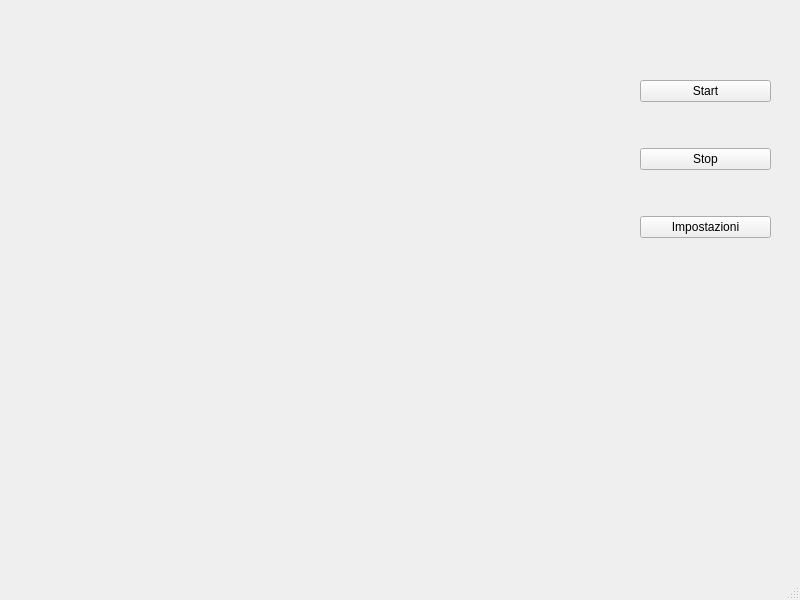
Qt form ProgettoAPSD/mainwindow.ui (Fappio97/Progetto-APSD) before a commit.
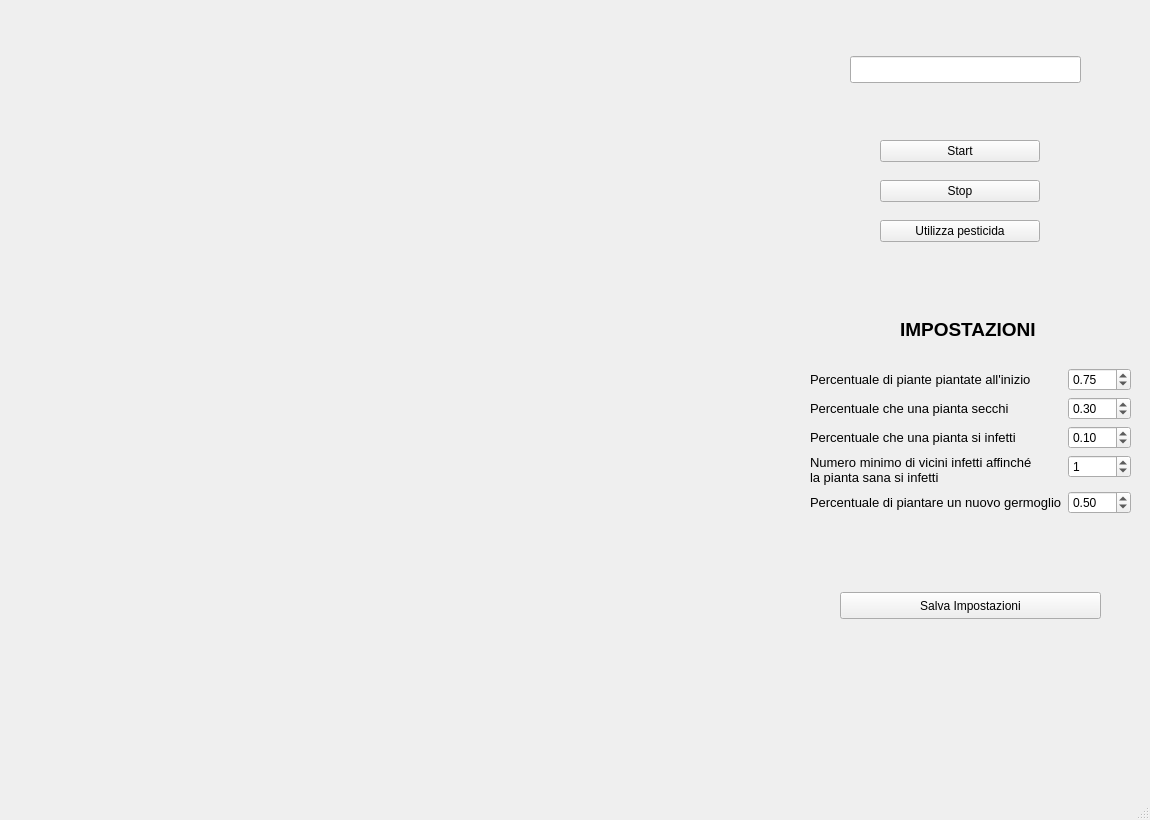
The same form after that commit.

Commit message: Funziona di nuovo, ho impostato meglio la central widget senza creare una stacked widget perché avevo problemi con il metodo QPainter, in quanto dovevo creare una classe che ereditava QWidget. Devo ancora controllare meglio il codice lato logico perché non l'ho testato ed ho notato un errore

```diff
--- a/ProgettoAPSD/mainwindow.ui
+++ b/ProgettoAPSD/mainwindow.ui
@@ -6,8 +6,8 @@
    <rect>
     <x>0</x>
     <y>0</y>
-    <width>800</width>
-    <height>600</height>
+    <width>1150</width>
+    <height>820</height>
    </rect>
   </property>
   <property name="windowTitle">
@@ -17,75 +17,34 @@
    <widget class="QStackedWidget" name="stackedWidget">
     <property name="geometry">
      <rect>
-      <x>0</x>
-      <y>0</y>
-      <width>791</width>
-      <height>545</height>
+      <x>780</x>
+      <y>16</y>
+      <width>361</width>
+      <height>753</height>
      </rect>
     </property>
+    <property name="currentIndex">
+     <number>0</number>
+    </property>
     <widget class="QWidget" name="Gioco">
-     <widget class="QWidget" name="verticalLayoutWidget">
+     <widget class="QWidget" name="formLayoutWidget_2">
       <property name="geometry">
        <rect>
-        <x>640</x>
-        <y>40</y>
-        <width>131</width>
-        <height>241</height>
+        <x>30</x>
+        <y>352</y>
+        <width>321</width>
+        <height>185</height>
        </rect>
       </property>
-      <layout class="QVBoxLayout" name="verticalLayout">
-       <item>
-        <widget class="QPushButton" name="Start">
-         <property name="text">
-          <string>Start</string>
-         </property>
-        </widget>
-       </item>
-       <item>
-        <widget class="QPushButton" name="Stop">
-         <property name="text">
-          <string>Stop</string>
-         </property>
-        </widget>
-       </item>
-       <item>
-        <widget class="QPushButton" name="Settings">
-         <property name="text">
-          <string>Impostazioni</string>
-         </property>
-        </widget>
-       </item>
-      </layout>
-     </widget>
-    </widget>
-    <widget class="QWidget" name="Impostazioni">
-     <property name="maximumSize">
-      <size>
-       <width>791</width>
-       <height>16777215</height>
-      </size>
-     </property>
-     <property name="styleSheet">
-      <string notr="true"/>
-     </property>
-     <widget class="QWidget" name="formLayoutWidget">
-      <property name="geometry">
-       <rect>
-        <x>180</x>
-        <y>160</y>
-        <width>431</width>
-        <height>217</height>
-       </rect>
-      </property>
-      <layout class="QFormLayout" name="formLayout">
+      <layout class="QFormLayout" name="formLayout_2">
        <property name="topMargin">
         <number>0</number>
        </property>
        <item row="0" column="0">
-        <widget class="QLabel" name="label">
+        <widget class="QLabel" name="label_7">
          <property name="font">
           <font>
-           <pointsize>12</pointsize>
+           <pointsize>10</pointsize>
           </font>
          </property>
          <property name="text">
@@ -109,18 +68,6 @@
          </property>
         </widget>
        </item>
-       <item row="1" column="0">
-        <widget class="QLabel" name="label_2">
-         <property name="font">
-          <font>
-           <pointsize>12</pointsize>
-          </font>
-         </property>
-         <property name="text">
-          <string>Percentuale che una pianta secchi</string>
-         </property>
-        </widget>
-       </item>
        <item row="1" column="1">
         <widget class="QDoubleSpinBox" name="pianteSecche">
          <property name="maximum">
@@ -135,10 +82,10 @@
         </widget>
        </item>
        <item row="2" column="0">
-        <widget class="QLabel" name="label_3">
+        <widget class="QLabel" name="label_8">
          <property name="font">
           <font>
-           <pointsize>12</pointsize>
+           <pointsize>10</pointsize>
           </font>
          </property>
          <property name="text">
@@ -160,10 +107,10 @@
         </widget>
        </item>
        <item row="3" column="0">
-        <widget class="QLabel" name="label_4">
+        <widget class="QLabel" name="label_9">
          <property name="font">
           <font>
-           <pointsize>12</pointsize>
+           <pointsize>10</pointsize>
           </font>
          </property>
          <property name="text">
@@ -183,10 +130,10 @@
         </widget>
        </item>
        <item row="4" column="0">
-        <widget class="QLabel" name="label_5">
+        <widget class="QLabel" name="label_10">
          <property name="font">
           <font>
-           <pointsize>12</pointsize>
+           <pointsize>10</pointsize>
           </font>
          </property>
          <property name="text">
@@ -210,13 +157,25 @@
          </property>
         </widget>
        </item>
+       <item row="1" column="0">
+        <widget class="QLabel" name="label_11">
+         <property name="font">
+          <font>
+           <pointsize>10</pointsize>
+          </font>
+         </property>
+         <property name="text">
+          <string>Percentuale che una pianta secchi</string>
+         </property>
+        </widget>
+       </item>
       </layout>
      </widget>
      <widget class="QLabel" name="label_6">
       <property name="geometry">
        <rect>
-        <x>330</x>
-        <y>120</y>
+        <x>120</x>
+        <y>304</y>
         <width>141</width>
         <height>19</height>
        </rect>
@@ -232,19 +191,82 @@
        <string>IMPOSTAZIONI</string>
       </property>
      </widget>
-     <widget class="QPushButton" name="pushButton">
+     <widget class="QPushButton" name="salvaImpostazioni">
       <property name="geometry">
        <rect>
-        <x>270</x>
-        <y>424</y>
+        <x>60</x>
+        <y>576</y>
         <width>261</width>
         <height>27</height>
        </rect>
       </property>
       <property name="text">
-       <string>Gioco</string>
+       <string>Salva Impostazioni</string>
       </property>
      </widget>
+     <widget class="QWidget" name="verticalLayoutWidget">
+      <property name="geometry">
+       <rect>
+        <x>100</x>
+        <y>112</y>
+        <width>160</width>
+        <height>129</height>
+       </rect>
+      </property>
+      <layout class="QVBoxLayout" name="verticalLayout">
+       <item>
+        <widget class="QPushButton" name="Start">
+         <property name="text">
+          <string>Start</string>
+         </property>
+        </widget>
+       </item>
+       <item>
+        <widget class="QPushButton" name="Stop">
+         <property name="text">
+          <string>Stop</string>
+         </property>
+        </widget>
+       </item>
+       <item>
+        <widget class="QPushButton" name="Guarisci">
+         <property name="text">
+          <string>Utilizza pesticida</string>
+         </property>
+        </widget>
+       </item>
+      </layout>
+     </widget>
+     <widget class="QLineEdit" name="biologico">
+      <property name="geometry">
+       <rect>
+        <x>70</x>
+        <y>40</y>
+        <width>231</width>
+        <height>27</height>
+       </rect>
+      </property>
+      <property name="text">
+       <string/>
+      </property>
+      <property name="alignment">
+       <set>Qt::AlignCenter</set>
+      </property>
+      <property name="readOnly">
+       <bool>true</bool>
+      </property>
+     </widget>
+    </widget>
+    <widget class="QWidget" name="Impostazioni">
+     <property name="maximumSize">
+      <size>
+       <width>791</width>
+       <height>16777215</height>
+      </size>
+     </property>
+     <property name="styleSheet">
+      <string notr="true"/>
+     </property>
     </widget>
    </widget>
   </widget>
@@ -253,7 +275,7 @@
     <rect>
      <x>0</x>
      <y>0</y>
-     <width>800</width>
+     <width>1150</width>
      <height>24</height>
     </rect>
    </property>
```
The commit also changes 4 other files.
